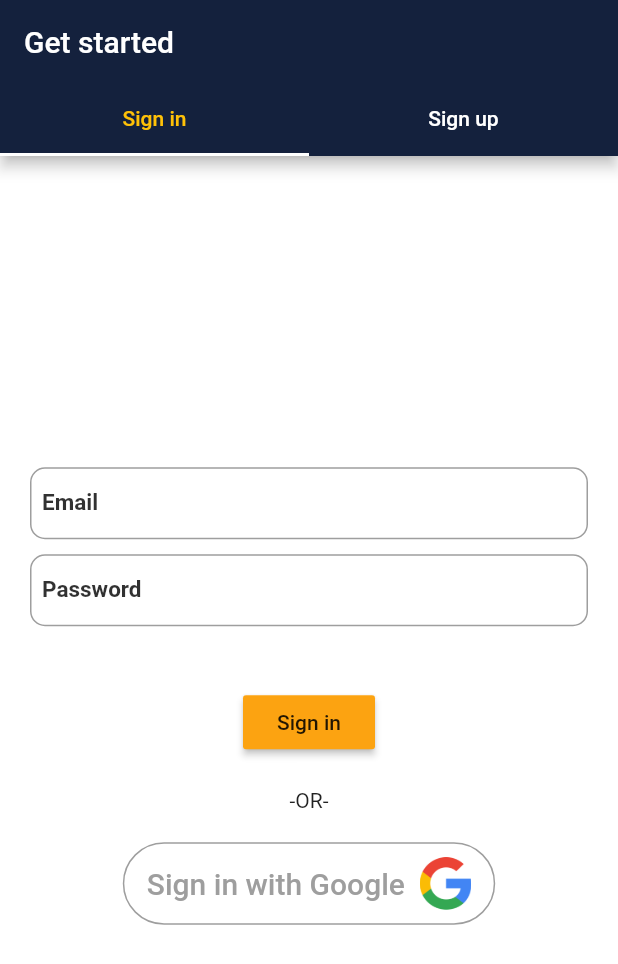
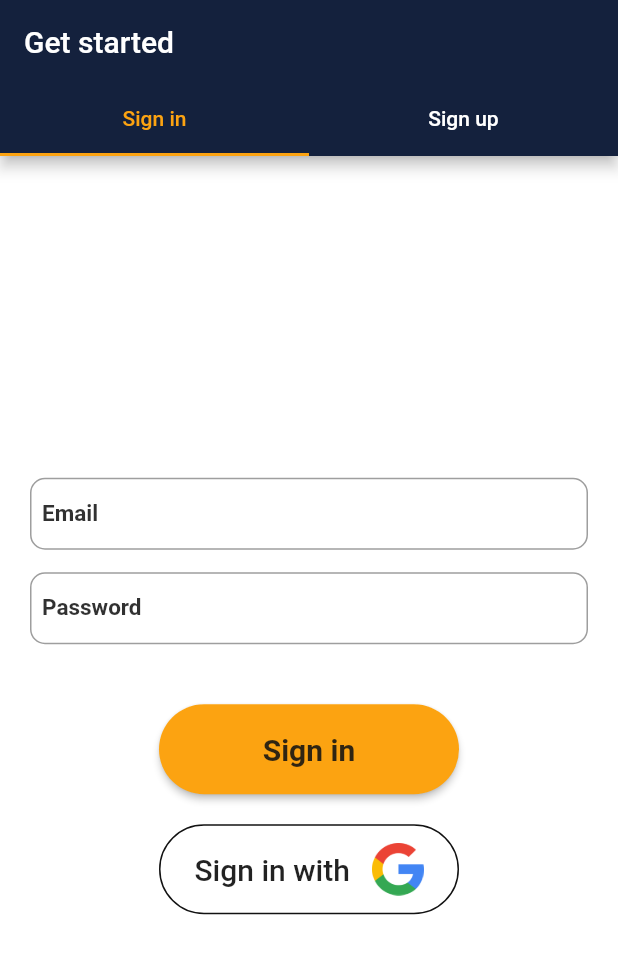
Before and after one commit to SatishBV/Habbit, a Flutter app: the screen it shows after launch, on a phone screen of 412 x 824 dp. Shown: the top 964 px of the screen. Run offline on Flutter 3.47's test engine with Material 2 defaults, Android fonts, the phone set to English and light mode, and no system bars; our stand-ins replace flutter_colorpicker, font_awesome_flutter, google_fonts.

Commit message:
Final touch ups

```diff
--- a/lib/add_habit.dart
+++ b/lib/add_habit.dart
@@ -39,11 +39,7 @@ class _CreateHabitState extends State<CreateHabbit> {
 
   @override
   Widget build(BuildContext context) {
-    return GestureDetector(
-      onTap: () {
-        FocusScope.of(context).requestFocus(new FocusNode());
-      },
-      child: CurvedSheet(
+    return CurvedSheet(
       title: 'Add a new Habbit',
       backgroundColor: kWhiteColor,
       child: Column(
@@ -132,7 +128,6 @@ class _CreateHabitState extends State<CreateHabbit> {
           ),
         ],
       ),
-      ),
     );
   }
 
--- a/lib/main.dart
+++ b/lib/main.dart
@@ -6,10 +6,17 @@ import 'Constants/styles.dart';
 void main() => runApp(Habbit());
 
 class Habbit extends StatelessWidget {
-
   @override
   Widget build(BuildContext context) {
-    return MaterialApp(
+    return GestureDetector(
+      onTap: () {
+        FocusScopeNode currentFocus = FocusScope.of(context);
+
+        if (!currentFocus.hasPrimaryFocus) {
+          currentFocus.unfocus();
+        }
+      },
+      child: MaterialApp(
         title: 'Habbit',
         debugShowCheckedModeBanner: false,
         theme: ThemeData.light().copyWith(
@@ -22,7 +29,9 @@ class Habbit extends StatelessWidget {
                 const Radius.circular(10.0),
               ),
             ),
-          labelStyle: kTextFieldTextStyle.copyWith(fontSize: 15.0,),
+            labelStyle: kTextFieldTextStyle.copyWith(
+              fontSize: 15.0,
+            ),
             contentPadding: EdgeInsets.only(left: 8.0, bottom: 0.0),
           ),
         ),
@@ -30,6 +39,7 @@ class Habbit extends StatelessWidget {
         routes: {
           HomePage.id: (context) => HomePage(),
         },
+      ),
     );
   }
 }
--- a/lib/welcome_screen.dart
+++ b/lib/welcome_screen.dart
@@ -1,6 +1,7 @@
 import 'package:flutter/material.dart';
 import 'package:habbit/Constants/styles.dart';
 import 'package:habbit/Views/text_field_view.dart';
+import 'package:habbit/home_page.dart';
 
 class WelcomeScreen extends StatefulWidget {
   @override
@@ -26,15 +27,14 @@ class _WelcomeScreenState extends State<WelcomeScreen>
   @override
   Widget build(BuildContext context) {
     return Scaffold(
-      // backgroundColor: Colors.white,
       appBar: new AppBar(
         title: new Text("Get started"),
         bottom: TabBar(
-          unselectedLabelColor: Colors.white,
-          labelColor: Colors.amber,
+          unselectedLabelColor: kWhiteColor,
+          labelColor: kPapayaColor,
           tabs: authTabs,
           controller: _tabController,
-          indicatorColor: Colors.white,
+          indicatorColor: kPapayaColor,
         ),
         bottomOpacity: 1,
       ),
@@ -68,7 +68,7 @@ class AuthenticationForm extends StatelessWidget {
           keyboardType: TextInputType.emailAddress,
         ),
         SizedBox(
-          height: 10.0,
+          height: 15.0,
         ),
         HabbitTextField(
           borderColor: kGreenColor,
@@ -79,15 +79,23 @@ class AuthenticationForm extends StatelessWidget {
         SizedBox(
           height: 40.0,
         ),
-        RaisedButton(
+        SizedBox(
+          height: 60.0,
+          width: 200.0,
+          child: RaisedButton(
+            elevation: 2.0,
             color: kGreenColor,
-          child: isSignIn ? Text('Sign in') : Text('Sign up'),
-          onPressed: () {},
+            shape: RoundedRectangleBorder(
+              borderRadius: BorderRadius.circular(40),
             ),
-        SizedBox(
-          height: 20.0,
+            child: isSignIn
+                ? Text('Sign in', style: kHomePageCardTitle)
+                : Text('Sign up', style: kHomePageCardTitle),
+            onPressed: () {
+              Navigator.pushNamed(context, HomePage.id);
+            },
           ),
-        Text('-OR-'),
+        ),
         SizedBox(
           height: 20.0,
         ),
@@ -97,17 +105,19 @@ class AuthenticationForm extends StatelessWidget {
   }
 
   Widget _googleAuthentication() {
-    final String buttonText =
-        isSignIn ? 'Sign in with Google' : 'Sign up with Google';
+    final String buttonText = isSignIn ? 'Sign in with ' : 'Sign up with ';
 
-    return OutlineButton(
+    return SizedBox(
+      width: 200.0,
+      height: 60.0,
+      child: OutlineButton(
         onPressed: () {},
         shape: RoundedRectangleBorder(
           borderRadius: BorderRadius.circular(40),
-        side: BorderSide(color: kGreenColor)
+          side: BorderSide(color: kPapayaColor),
         ),
-      highlightElevation: 0,
-      borderSide: BorderSide(color: Colors.grey),
+        highlightElevation: 4,
+        borderSide: BorderSide(color: kBlackColor),
         child: Padding(
           padding: const EdgeInsets.fromLTRB(0, 10, 0, 10),
           child: Row(
@@ -120,12 +130,15 @@ class AuthenticationForm extends StatelessWidget {
                   buttonText,
                   style: TextStyle(
                     fontSize: 20,
-                  color: Colors.grey,
                   ),
                 ),
               ),
-            Image(image: AssetImage("assets/google_logo.png"), height: 35.0),
+              Image(
+                image: AssetImage("assets/google_logo.png"),
+                height: 35.0,
+              ),
             ],
+          ),
         ),
       ),
     );
```
Lines whose indentation alone changed are shown as unchanged.
